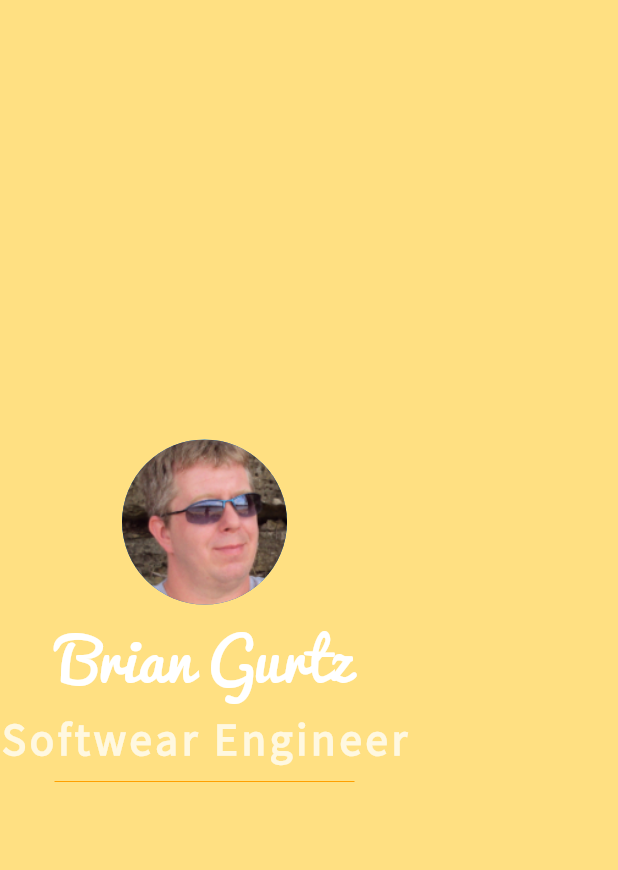
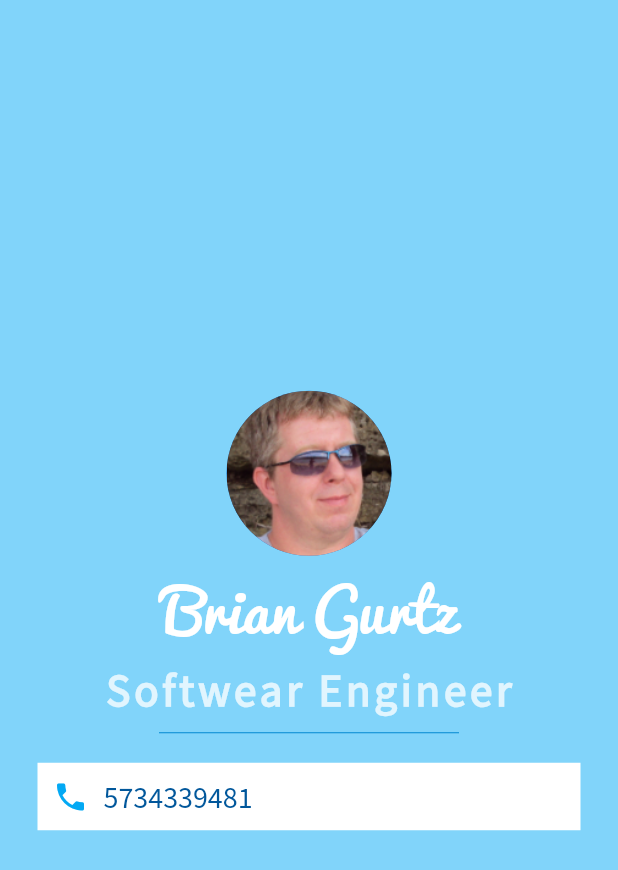
Before and after one commit to bgurtz/flutter_landing_page_with_contact, a Flutter app: the screen it shows after launch, on a phone screen of 412 x 824 dp. Shown: the top 870 px of the screen. Run offline on Flutter 3.47's test engine with Material 2 defaults, Android fonts, the phone set to English and light mode, and no system bars.

Commit message:
"Built out a Card from scratch for the Phone number"

```diff
--- a/lib/main.dart
+++ b/lib/main.dart
@@ -19,7 +19,7 @@ const Home({Key key}) : super(key: key);
   @override
   Widget build(BuildContext context) {
     return Scaffold(
-      backgroundColor: Colors.amber[200],
+      backgroundColor: Colors.lightBlue[200],
       body: SafeArea(
         child: Column(
           mainAxisAlignment: MainAxisAlignment.center,
@@ -29,6 +29,7 @@ const Home({Key key}) : super(key: key);
               radius: 55,
               backgroundImage: AssetImage("assets/images/bg.jpg"),
             ),
+
             Text("Brian Gurtz",
               style: TextStyle(
                 fontSize: 40.0,
@@ -37,20 +38,51 @@ const Home({Key key}) : super(key: key);
                 fontFamily: 'Pacifico',
               ),
             ),
+
             Text("Softwear Engineer",
               style: TextStyle(
                 fontSize: 30.0,
-                color: Colors.amber[50],
+                color: Colors.lightBlue[50],
                 letterSpacing: 2.5,
                 fontWeight: FontWeight.bold,
                 fontFamily: 'Source Sans Pro',
               ),
             ),
+
             SizedBox(
               height: 20,
               width: 200,
               child: Divider(
-                color: Colors.amber[700],
+                color: Colors.lightBlue.shade700,
+              ),
+            ),
+
+            // The below is how to build a card from Scratch.
+
+            Container(
+              color: Colors.white,
+              padding: EdgeInsets.all(10.0),
+              margin: EdgeInsets.symmetric(vertical: 10.0, horizontal: 25.0),
+              child: Row(
+                children: <Widget>[
+                  Icon(
+                    Icons.phone,
+                    color: Colors.lightBlue,
+                  ),
+
+                  // The SizedBox adds the space between the phone number and the phone Icon.
+
+                  SizedBox(
+                    width: 10.0,
+                  ),
+
+                  Text("5734339481",
+                    style: TextStyle(color: Colors.lightBlue.shade900,
+                      fontFamily: 'Source Sans Pro',
+                      fontSize: 20.0,
+                    ),
+                  ),
+                ],
               ),
             ),
           ],
```
